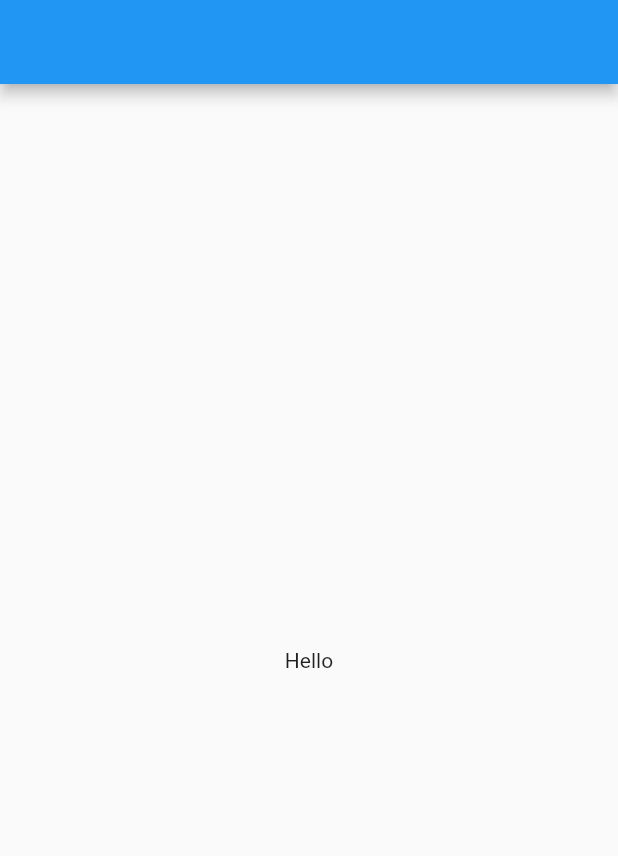
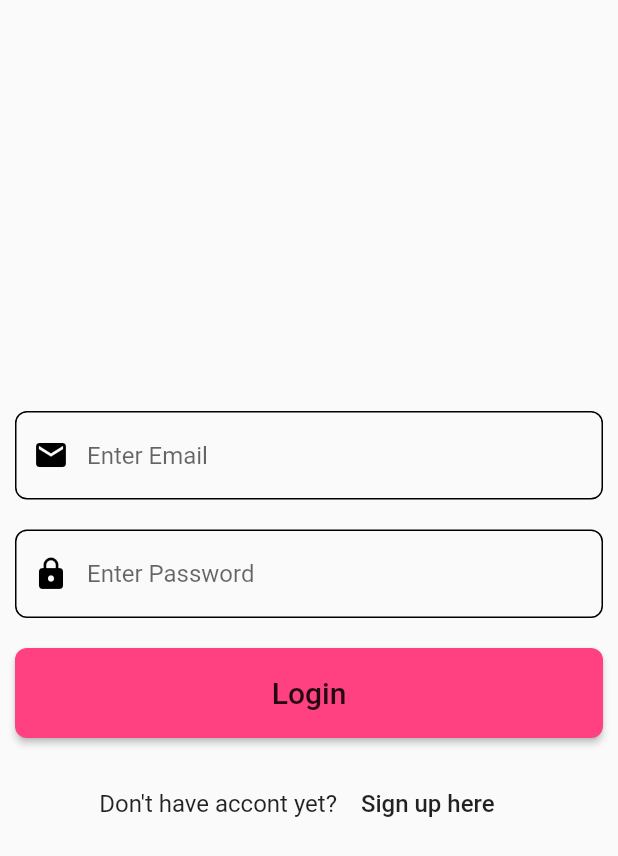
Before and after one commit to Mohamedali678/ambad, a Flutter app: the screen it shows after launch, on a phone screen of 412 x 824 dp. Shown: the top 856 px of the screen. Run offline on Flutter 3.47's test engine with Material 2 defaults, Android fonts, the phone set to English and light mode, and no system bars; drawn by our look-alikes of modal_progress_hud_nsn; our stand-ins replace firebase_auth, firebase_core; accounts and stored records are empty.

Commit message:
Login and singup screens have been created with Firebase and relocate to simple home screen

```diff
--- a/lib/main.dart
+++ b/lib/main.dart
@@ -1,3 +1,5 @@
+import 'package:ambad/screens/home_screen.dart';
+import 'package:ambad/screens/login_screen.dart';
 import 'package:flutter/material.dart';
 import 'package:firebase_core/firebase_core.dart';
 
@@ -14,25 +16,11 @@ class MyApp extends StatelessWidget {
   @override
   Widget build(BuildContext context) {
     return MaterialApp(
-      title: 'Flutter Demo',
+      debugShowCheckedModeBanner: false,
       theme: ThemeData(
         primarySwatch: Colors.blue,
       ),
-      home: HomeScreen(),
+      home: LoginScreen(),
     );
   }
 }
-
-class HomeScreen extends StatelessWidget {
-  const HomeScreen({Key? key}) : super(key: key);
-
-  @override
-  Widget build(BuildContext context) {
-    return Scaffold(
-      appBar: AppBar(),
-      body: Center(
-        child: Text("Hello"),
-      ),
-    );
-  }
-}
--- /dev/null
+++ b/lib/screens/login_screen.dart
@@ -0,0 +1,155 @@
+import 'package:ambad/screens/home_screen.dart';
+import 'package:ambad/screens/signup_screen.dart';
+import 'package:firebase_auth/firebase_auth.dart';
+import 'package:flutter/material.dart';
+import 'package:modal_progress_hud_nsn/modal_progress_hud_nsn.dart';
+
+class LoginScreen extends StatefulWidget {
+  @override
+  State<LoginScreen> createState() => _LoginScreenState();
+}
+
+class _LoginScreenState extends State<LoginScreen> {
+  //const LoginScreen({Key? key}) : super(key: key);
+  final _auth = FirebaseAuth.instance;
+
+  var email;
+
+  var password;
+
+  bool isLoading = false;
+
+  @override
+  Widget build(BuildContext context) {
+    return Scaffold(
+      body: ModalProgressHUD(
+        inAsyncCall: isLoading,
+        child: Column(
+          mainAxisAlignment: MainAxisAlignment.center,
+          children: [
+            Container(
+              margin: const EdgeInsets.all(10.0),
+              child: TextField(
+                onChanged: (value) {
+                  email = value;
+                },
+                decoration: InputDecoration(
+                  hintText: "Enter Email",
+                  prefixIcon: const Icon(
+                    Icons.email,
+                    color: Colors.black,
+                  ),
+                  focusedBorder: OutlineInputBorder(
+                    borderSide: BorderSide(color: Colors.black),
+                    borderRadius: BorderRadius.circular(8),
+                  ),
+                  border: OutlineInputBorder(
+                    borderRadius: BorderRadius.circular(8),
+                  ),
+                  enabledBorder: OutlineInputBorder(
+                    borderRadius: BorderRadius.circular(8),
+                  ),
+                ),
+              ),
+            ),
+            Container(
+              margin: const EdgeInsets.all(10.0),
+              child: TextField(
+                onChanged: (value) {
+                  password = value;
+                },
+                decoration: InputDecoration(
+                  hintText: "Enter Password",
+                  prefixIcon: const Icon(
+                    Icons.lock,
+                    color: Colors.black,
+                  ),
+                  focusedBorder: OutlineInputBorder(
+                    borderSide: BorderSide(color: Colors.black),
+                    borderRadius: BorderRadius.circular(8),
+                  ),
+                  border: OutlineInputBorder(
+                    borderRadius: BorderRadius.circular(8),
+                  ),
+                  enabledBorder: OutlineInputBorder(
+                    borderRadius: BorderRadius.circular(8),
+                  ),
+                  enabled: true,
+                ),
+              ),
+            ),
+            Container(
+              margin: const EdgeInsets.all(10.0),
+              child: MaterialButton(
+                height: 60,
+                shape: RoundedRectangleBorder(
+                  borderRadius: BorderRadius.circular(8),
+                ),
+                minWidth: double.infinity,
+                color: Colors.pinkAccent,
+                onPressed: () async {
+                  setState(
+                    () {
+                      isLoading = true;
+                    },
+                  );
+                  try {
+                    final loggedUser = await _auth.signInWithEmailAndPassword(
+                        email: email, password: password);
+
+                    if (loggedUser != null) {
+                      Navigator.push(
+                        context,
+                        MaterialPageRoute(
+                          builder: (context) => HomeScreen(),
+                        ),
+                      );
+                    }
+                    setState(() {
+                      isLoading = false;
+                    });
+                  } catch (e) {
+                    print(e);
+                  }
+                },
+                child: const Text(
+                  "Login",
+                  style: TextStyle(fontSize: 20),
+                ),
+              ),
+            ),
+            SizedBox(
+              height: 10,
+            ),
+            Row(
+              mainAxisAlignment: MainAxisAlignment.center,
+              children: [
+                Text(
+                  "Don't have accont yet?",
+                  style: TextStyle(fontSize: 16),
+                ),
+                MaterialButton(
+                  onPressed: () {
+                    Navigator.push(
+                      context,
+                      MaterialPageRoute(
+                        builder: (context) => SignupScreen(),
+                      ),
+                    );
+                    // setState(() {
+                    //   isLoading = false;
+                    // });
+                  },
+                  child: const Text(
+                    "Sign up here",
+                    style: TextStyle(fontSize: 16),
+                  ),
+                ),
+              ],
+            ),
+          ],
+        ),
+      ),
+    );
+  }
+}
--- a/pubspec.yaml
+++ b/pubspec.yaml
@@ -37,6 +37,7 @@ dependencies:
   firebase_core: ^1.19.1
   cloud_firestore: ^3.2.1
   firebase_auth: ^3.4.1
+  modal_progress_hud_nsn: ^0.2.1
 
 dev_dependencies:
   flutter_test:
```
Also changed, not shown: lib/screens/home_screen.dart (added, +94 -0 lines), lib/screens/signup_screen.dart (added, +170 -0 lines), pubspec.lock, 5 other files.
